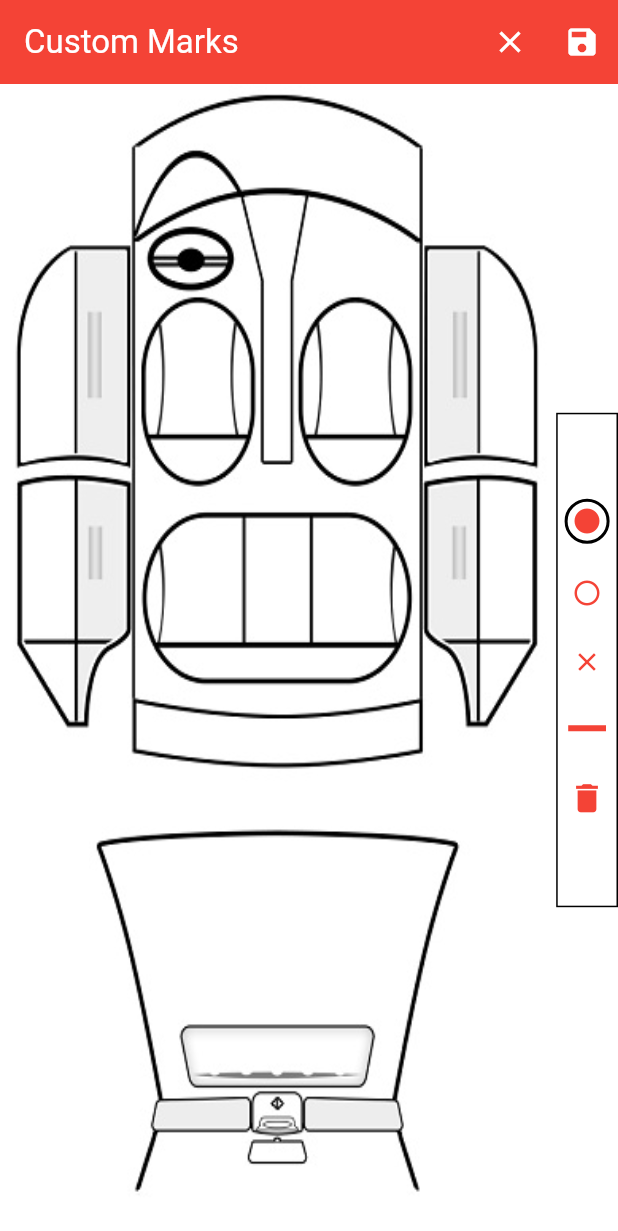
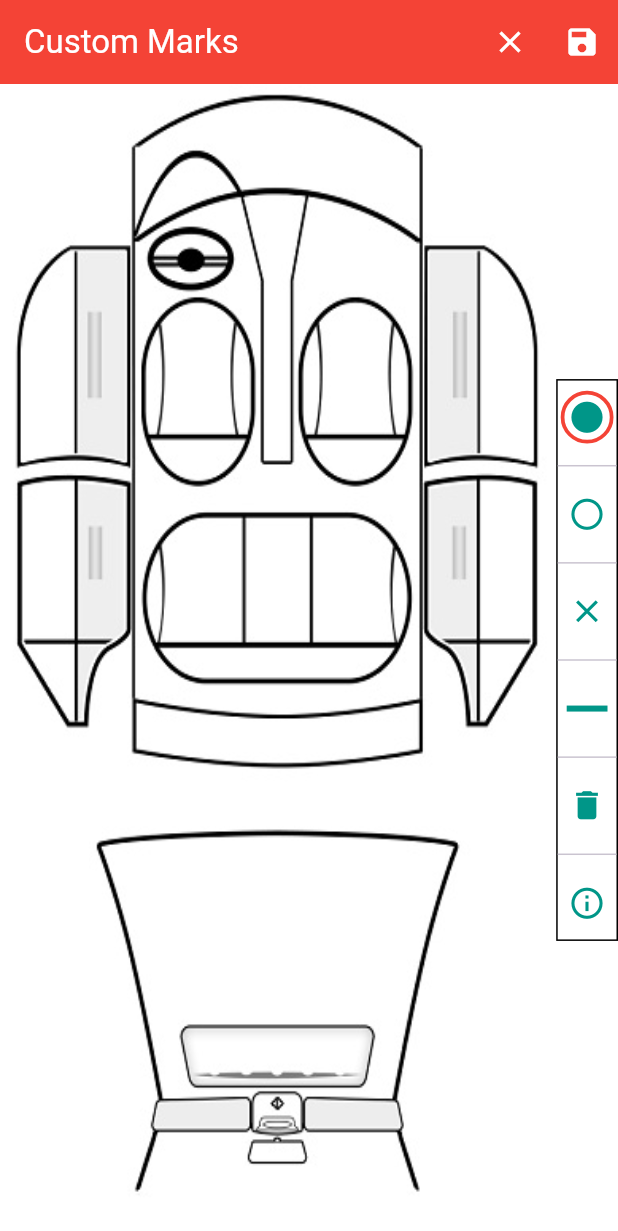
Before and after one commit to abdullahrazzaq120/flutter_custom_painter, a Flutter app: the screen it shows after launch, on a phone screen of 412 x 824 dp. Shown: the top 1231 px of the screen. Run offline on Flutter 3.47's test engine with Material 3 defaults, Android fonts, the phone set to English and light mode, and no system bars.

```diff
--- a/lib/home_screen.dart
+++ b/lib/home_screen.dart
@@ -1,6 +1,8 @@
 /*
  * Created by Abdullah Razzaq on 10/12/2024.
 */
+import 'dart:convert';
+
 import 'package:flutter/material.dart';
 
 import 'mark.dart';
@@ -34,30 +36,56 @@ class _HomeScreenState extends State<HomeScreen> {
     });
   }
 
-  void _removeMark(Offset position) {
+  void _removeMark(Offset tapPosition) {
     setState(() {
-
-      // Find the mark within a certain distance and remove it
+      // Find the mark or line within a certain radius and remove it
       marks.removeWhere((mark) {
         if (mark.type == 3) {
-         return _isTapNearLine(position, mark.position, mark.endPosition!);
+          // Line marks: check proximity to closest point on the line
+          final Offset closestPoint = _getClosestPointForLine(
+              tapPosition, mark.position, mark.endPosition!);
+          return (tapPosition - closestPoint).distance <= _markRadius;
         }
 
-        return (mark.position - position).distance <=
-            _markRadius; // Check distance
+        // Other marks: check proximity to the center
+        return (mark.position - tapPosition).distance <= _markRadius;
       });
     });
   }
 
+  void _setFocus(Offset tapPosition) {
+    setState(() {
+      for (var mark in marks) {
+        mark.isFocus = false; // Reset focus for all marks
+      }
 
-  bool _isTapNearLine(Offset tap, Offset start, Offset end) {
+      try {
+        final Mark focusedMark = marks.firstWhere((mark) {
+          if (mark.type == 3) {
+            final Offset closestPoint = _getClosestPointForLine(
+                tapPosition, mark.position, mark.endPosition!);
+            return (tapPosition - closestPoint).distance <= _markRadius;
+          }
+          return (mark.position - tapPosition).distance <= _markRadius;
+        });
+
+        focusedMark.isFocus = true;
+        print(json.encode(focusedMark));
+
+      } catch (e) {
+        // No mark found within the proximity
+      }
+    });
+  }
+
+  Offset _getClosestPointForLine(Offset tap, Offset start, Offset end) {
     // Calculate the shortest distance from the tap to the line segment
     double dx = end.dx - start.dx;
     double dy = end.dy - start.dy;
 
     // If the line is just a point
     if (dx == 0 && dy == 0) {
-      return (tap - start).distance <= _markRadius;
+      return start;
     }
 
     // Calculate the parameter t
@@ -74,7 +102,7 @@ class _HomeScreenState extends State<HomeScreen> {
     );
 
     // Check the distance from the tap to the closest point
-    return (tap - closestPoint).distance <= _markRadius;
+    return closestPoint;
   }
 
   void _updateLine(Offset currentPoint) {
@@ -85,11 +113,6 @@ class _HomeScreenState extends State<HomeScreen> {
 
   void _endLine(Offset endPoint) {
     if (_startPoint != null) {
-      print('Here i am');
-      print(_startPoint);
-      print(_currentPoint);
-      print(endPoint);
-
       setState(() {
         marks.add(
             Mark(position: _startPoint!, endPosition: endPoint, type: type));
@@ -142,6 +165,11 @@ class _HomeScreenState extends State<HomeScreen> {
                   _removeMark(details.localPosition);
                   return;
                 }
+                if (type == 5) {
+                  _setFocus(details.localPosition);
+                  return;
+                }
+
                 _addMark(details.localPosition); // Add mark on touch
               },
               onPanUpdate: type == 3
@@ -179,7 +207,7 @@ class _HomeScreenState extends State<HomeScreen> {
               decoration: BoxDecoration(
                 border: Border.all(color: Colors.black),
               ),
-              height: MediaQuery.of(context).size.height / 2.5,
+              height: MediaQuery.of(context).size.height / 2.2,
               alignment: Alignment.centerLeft,
               child: Column(
                 mainAxisAlignment: MainAxisAlignment.center,
@@ -188,44 +216,53 @@ class _HomeScreenState extends State<HomeScreen> {
                     selectedType: 0,
                     child: const Icon(
                       Icons.circle,
-                      color: Colors.red,
-                      size: 20,
+                      color: Colors.teal,
+                      size: 25,
                     ),
                   ),
-                  const SizedBox(height: 20),
+                  const Divider(),
                   markIcon(
                     selectedType: 1,
                     child: const Icon(
                       Icons.radio_button_unchecked_rounded,
-                      color: Colors.red,
-                      size: 20,
+                      color: Colors.teal,
+                      size: 25,
                     ),
                   ),
-                  const SizedBox(height: 20),
+                  const Divider(),
                   markIcon(
                     selectedType: 2,
                     child: const Icon(
                       Icons.close_sharp,
-                      color: Colors.red,
-                      size: 20,
+                      color: Colors.teal,
+                      size: 25,
                     ),
                   ),
-                  const SizedBox(height: 20),
+                  const Divider(),
                   markIcon(
                     selectedType: 3,
                     child: const Divider(
                       thickness: 4,
                       endIndent: 4,
                       indent: 4,
-                      color: Colors.red,
+                      color: Colors.teal,
                     ),
                   ),
-                  const SizedBox(height: 20),
+                  const Divider(),
                   markIcon(
                     selectedType: 4,
                     child: const Icon(
                       Icons.delete,
-                      color: Colors.red,
+                      color: Colors.teal,
+                      size: 25,
+                    ),
+                  ),
+                  const Divider(),
+                  markIcon(
+                    selectedType: 5,
+                    child: const Icon(
+                      Icons.info_outline,
+                      color: Colors.teal,
                       size: 25,
                     ),
                   ),
@@ -239,15 +276,16 @@ class _HomeScreenState extends State<HomeScreen> {
   }
 
   Widget markIcon({required int selectedType, required Widget child}) {
-    return Container(
+    return Expanded(
+      child: Container(
         alignment: Alignment.center,
         decoration: type == selectedType
             ? BoxDecoration(
                 shape: BoxShape.circle,
-              border: Border.all(color: Colors.black, width: 2),
+                border: Border.all(color: Colors.red, width: 2.5),
               )
             : null,
-      padding: const EdgeInsets.all(3),
+        margin: const EdgeInsets.all(2),
         child: InkWell(
           onTap: () {
             setState(() {
@@ -256,6 +294,7 @@ class _HomeScreenState extends State<HomeScreen> {
           },
           child: child,
         ),
+      ),
     );
   }
 }
--- a/lib/mark.dart
+++ b/lib/mark.dart
@@ -9,11 +9,13 @@ class Mark {
   final Offset position;
   final Offset? endPosition;
   final int type;
+  bool isFocus;
 
   Mark({
     required this.position,
     this.endPosition,
     required this.type,
+    this.isFocus = false,
   });
 
   // Convert to JSON
@@ -24,6 +26,7 @@ class Mark {
       'x1': endPosition?.dx,
       'y1': endPosition?.dy,
       'type': type,
+      'isFocus': isFocus,
     };
   }
 
@@ -33,6 +36,7 @@ class Mark {
       position: Offset(json['x'], json['y']),
       endPosition: Offset(json['x1'], json['y1']),
       type: json['type'] as int,
+      isFocus: json['isFocus'] as bool,
     );
   }
 }
```
Also changed, not shown: lib/mark_painter.dart (+38 -10 lines). Lines whose indentation alone changed are shown as unchanged.
